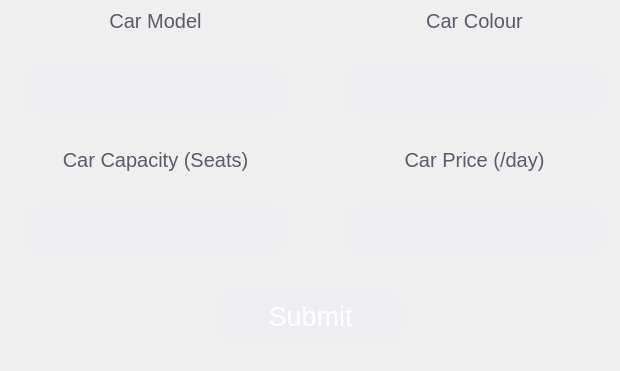
Before: the Qt Designer form createride.ui in anton-ovod/CarRentalSystem, drawn with Qt 5; both pictures show x 0 to 620 and y 249 to 620 of the 620 by 620 pixel window.
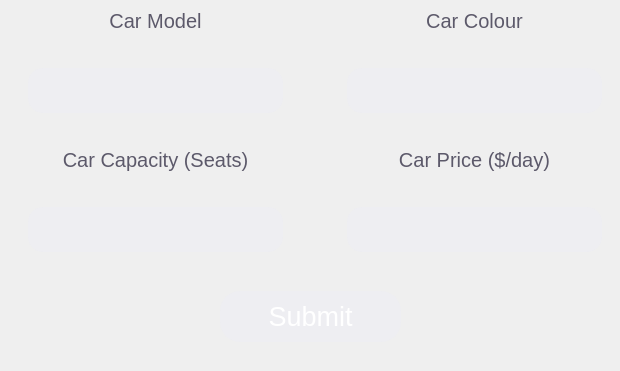
After: the same form once the commit is applied.

```diff
--- a/createride.ui
+++ b/createride.ui
@@ -80,7 +80,7 @@
        </font>
       </property>
       <property name="text">
-       <string>Car Price (/day)</string>
+       <string>Car Price ($/day)</string>
       </property>
       <property name="alignment">
        <set>Qt::AlignCenter</set>
@@ -118,7 +118,7 @@
      </widget>
     </item>
     <item row="9" column="0">
-     <widget class="QLineEdit" name="carColor">
+     <widget class="QLineEdit" name="carCapacity">
       <property name="sizePolicy">
        <sizepolicy hsizetype="Fixed" vsizetype="Fixed">
         <horstretch>0</horstretch>
@@ -208,7 +208,7 @@
      </widget>
     </item>
     <item row="7" column="1">
-     <widget class="QLineEdit" name="carCapacity">
+     <widget class="QLineEdit" name="carColor">
       <property name="sizePolicy">
        <sizepolicy hsizetype="Fixed" vsizetype="Fixed">
         <horstretch>0</horstretch>
```
